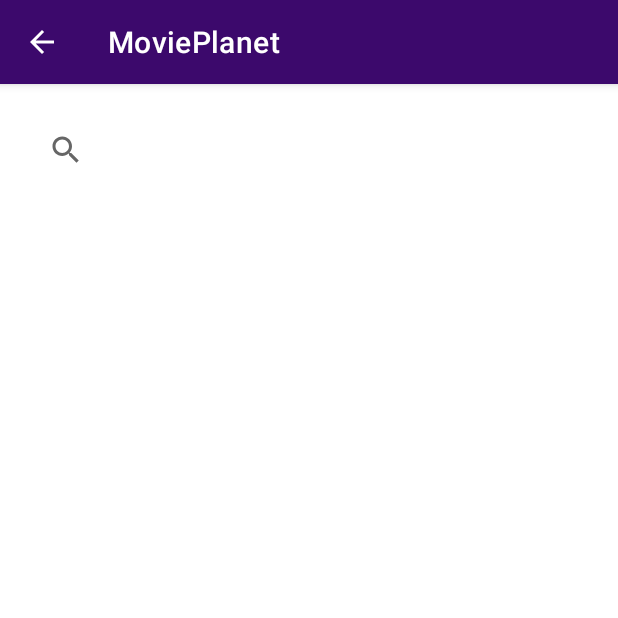
After one commit to lucas-kok/movie-planet-application, an Android app: the SearchActivity screen opened directly, with no data from a screen before it, on a phone screen of 412 x 824 dp, the top half of it. The commit adds this screen. Run offline under Robolectric (Android 15) with nearby library versions, the phone set to English and light mode, and no system bars.

Commit message:
Added SearchActivity with functionality

```diff
--- a/app/src/main/AndroidManifest.xml
+++ b/app/src/main/AndroidManifest.xml
@@ -12,6 +12,9 @@
         android:roundIcon="@mipmap/ic_launcher_round"
         android:supportsRtl="true"
         android:theme="@style/Theme.MoviePlanet">
+        <activity
+            android:name=".presentation.SearchActivity"
+            android:exported="false" />
         <activity
             android:name=".presentation.MovieViewActivity"
             android:exported="false" />
--- a/app/src/main/java/com/pekict/movieplanet/logic/MovieListAdapter.java
+++ b/app/src/main/java/com/pekict/movieplanet/logic/MovieListAdapter.java
@@ -16,6 +16,7 @@ import com.pekict.movieplanet.R;
 import com.pekict.movieplanet.domain.movie.Movie;
 import com.pekict.movieplanet.presentation.MainActivity;
 import com.pekict.movieplanet.presentation.MovieViewActivity;
+import com.pekict.movieplanet.presentation.SearchActivity;
 import com.squareup.picasso.Picasso;
 
 public class MovieListAdapter extends RecyclerView.Adapter<MovieListAdapter.MovieViewHolder> {
--- /dev/null
+++ b/app/src/main/java/com/pekict/movieplanet/presentation/SearchActivity.java
@@ -0,0 +1,89 @@
+package com.pekict.movieplanet.presentation;
+
+import androidx.appcompat.app.ActionBar;
+import androidx.appcompat.app.AppCompatActivity;
+import androidx.lifecycle.Observer;
+import androidx.lifecycle.ViewModelProviders;
+import androidx.recyclerview.widget.GridLayoutManager;
+import androidx.recyclerview.widget.LinearLayoutManager;
+import androidx.recyclerview.widget.RecyclerView;
+
+import android.content.res.Configuration;
+import android.os.Bundle;
+import android.util.Log;
+import android.view.MenuItem;
+import android.view.View;
+import android.widget.SearchView;
+
+import com.pekict.movieplanet.R;
+import com.pekict.movieplanet.domain.movie.Movie;
+import com.pekict.movieplanet.logic.MovieListAdapter;
+import com.pekict.movieplanet.presentation.viewmodels.MovieViewModel;
+
+public class SearchActivity extends AppCompatActivity {
+    private static final String TAG_NAME = SearchActivity.class.getSimpleName();
+
+    private MovieViewModel mMovieViewModel;
+
+    private SearchView mSearchBar;
+
+    private MovieListAdapter mAdapter;
+    private RecyclerView mRecyclerView;
+
+    @Override
+    protected void onCreate(Bundle savedInstanceState) {
+        super.onCreate(savedInstanceState);
+        setContentView(R.layout.activity_search);
+
+        mMovieViewModel = ViewModelProviders.of(this).get(MovieViewModel.class);
+        mMovieViewModel.getSearchedMovies().observe(this, movies -> {
+            Log.d(TAG_NAME, "Movies found: " + movies.length);
+            displayMovies(movies);
+        });
+
+        mSearchBar = findViewById(R.id.sv_search);
+        mSearchBar.setOnQueryTextListener(new SearchView.OnQueryTextListener() {
+            @Override
+            public boolean onQueryTextSubmit(String query) {
+                searchMovies(query);
+                return false;
+            }
+
+            @Override
+            public boolean onQueryTextChange(String query) {
+                return false;
+            }
+        });
+
+
+
+        int recyclerViewColumns = getResources().getConfiguration().orientation == Configuration.ORIENTATION_PORTRAIT ? 2 : 3;
+        int mRecyclerViewVerticalSpacing = 100;
+
+        mRecyclerView = findViewById(R.id.recyclerview_search);
+        mRecyclerView.setLayoutManager(new GridLayoutManager(this, recyclerViewColumns));
+        mRecyclerView.addItemDecoration(new SpaceItemDecoration(mRecyclerViewVerticalSpacing));
+
+        ActionBar actionBar = getSupportActionBar();
+        assert actionBar != null;
+        actionBar.setDisplayHomeAsUpEnabled(true);
+    }
+
+    private void searchMovies(String query) {
+        mMovieViewModel.searchMovies(query);
+    }
+
+    private void displayMovies(Movie[] movies) {
+        mAdapter = new MovieListAdapter(this, movies, MainActivity.getInstance());
+        mRecyclerView.setAdapter(mAdapter);
+    }
+
+    public boolean onOptionsItemSelected(MenuItem item) {
+        if (item.getItemId() == android.R.id.home) {
+            onBackPressed();
+            return true;
+        }
+
+        return super.onOptionsItemSelected(item);
+    }
+}
--- a/app/src/main/java/com/pekict/movieplanet/presentation/viewmodels/MovieViewModel.java
+++ b/app/src/main/java/com/pekict/movieplanet/presentation/viewmodels/MovieViewModel.java
@@ -14,24 +14,32 @@ public class MovieViewModel extends AndroidViewModel {
 
     private final MovieRepository mMovieRepository;
 
-    private LiveData<Movie[]> mMovies;
+    private LiveData<Movie[]> mPopularMovies;
+    private LiveData<Movie[]> mSearchedMovies;
+
     private int popularMoviePages;
 
     public MovieViewModel(@NonNull Application application) {
         super(application);
         mMovieRepository = MovieRepository.getInstance(application);
 
-        mMovies = mMovieRepository.getMovies();
+        mPopularMovies = mMovieRepository.getMovies();
+        mSearchedMovies = mMovieRepository.getSearchedMovies();
+
         popularMoviePages = 1;
     }
 
     public LiveData<Movie[]> getMovies() {
-        return mMovies;
+        return mPopularMovies;
     }
 
     public void setMovies(Movie[] movies) {
         mMovieRepository.setMovies(movies);
-        mMovies = mMovieRepository.getMovies();
+        mPopularMovies = mMovieRepository.getMovies();
+    }
+
+    public LiveData<Movie[]> getSearchedMovies() {
+        return mSearchedMovies;
     }
 
     // Function to fetch the meals
@@ -44,8 +52,8 @@ public class MovieViewModel extends AndroidViewModel {
         fetchMovies(hasInternet, popularMoviePages);
     }
 
-    // Function that will save the current Movies to the SQLite Database
-    public void savePopularMoviesToDatabase() {
-        mMovieRepository.savePopularMoviesToDatabase();
+    // Function that will search movies based on the users Query
+    public void searchMovies(String query) {
+        mMovieRepository.searchMovies(query);
     }
 }
--- a/app/src/main/java/com/pekict/movieplanet/storage/APIService.java
+++ b/app/src/main/java/com/pekict/movieplanet/storage/APIService.java
@@ -20,4 +20,7 @@ public interface APIService {
 
     @GET("videos?api_key=c7cc756ca295eabae15bda786602c697")
     Call<TrailerFetchResponse> getTrailers();
+
+    @GET()
+    Call<MovieFetchResponse> searchMovies(@Url String url);
 }
--- a/app/src/main/res/layout/activity_main.xml
+++ b/app/src/main/res/layout/activity_main.xml
@@ -87,10 +87,11 @@
             android:layout_height="wrap_content"
             android:layout_gravity="bottom|end"
             android:layout_margin="@dimen/fab_margin"
-            android:backgroundTint="@color/color_secondary"
+            android:backgroundTint="#FFFFFF"
+            android:backgroundTintMode="add"
+
             android:contentDescription="@string/label_btn_fab_description"
             android:src="@drawable/ic_search_white"
-
             app:layout_constraintBottom_toBottomOf="parent"
             app:layout_constraintEnd_toEndOf="parent" />
 
--- /dev/null
+++ b/app/src/main/res/layout/activity_search.xml
@@ -0,0 +1,22 @@
+<?xml version="1.0" encoding="utf-8"?>
+<LinearLayout xmlns:android="http://schemas.android.com/apk/res/android"
+    xmlns:tools="http://schemas.android.com/tools"
+    android:layout_width="match_parent"
+    android:layout_height="match_parent"
+    android:orientation="vertical"
+    android:padding="20dp"
+    tools:context=".presentation.SearchActivity">
+
+    <SearchView
+        android:id="@+id/sv_search"
+        android:layout_width="match_parent"
+        android:layout_height="wrap_content">
+
+    </SearchView>
+
+    <androidx.recyclerview.widget.RecyclerView
+        android:id="@+id/recyclerview_search"
+        android:layout_width="match_parent"
+        android:layout_height="match_parent"
+        android:layout_marginTop="20dp" />
+</LinearLayout>
```
Also changed, not shown: app/src/main/java/com/pekict/movieplanet/presentation/MainActivity.java (+13 -19 lines), app/src/main/java/com/pekict/movieplanet/presentation/MovieViewActivity.java (+13 -26 lines), app/src/main/java/com/pekict/movieplanet/storage/movie/MovieRepository.java (+64 -9 lines), app/src/main/res/layout/menu_order.xml (added, +34 -0 lines).
